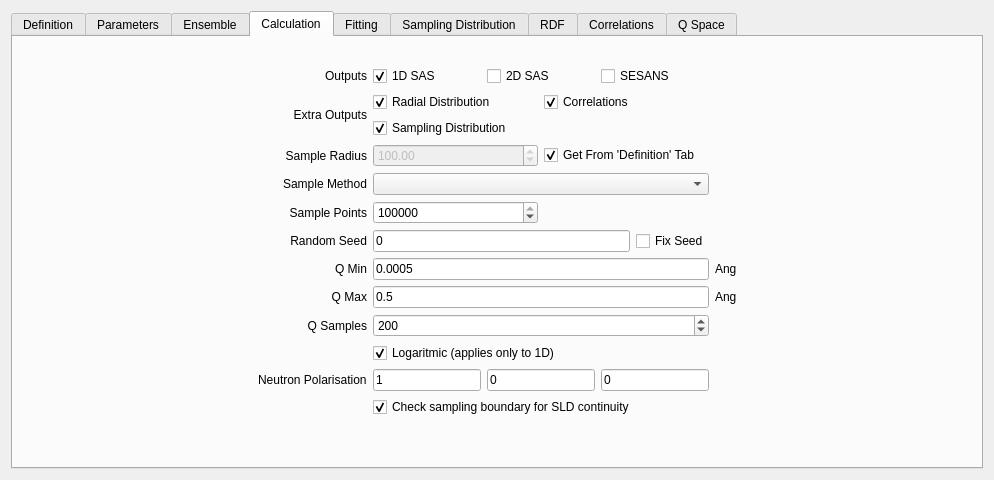
The window that src/sas/qtgui/Perspectives/ParticleEditor/UI/DesignWindowUI.ui (SasView/sasview) describes before a commit, drawn with Qt 5.
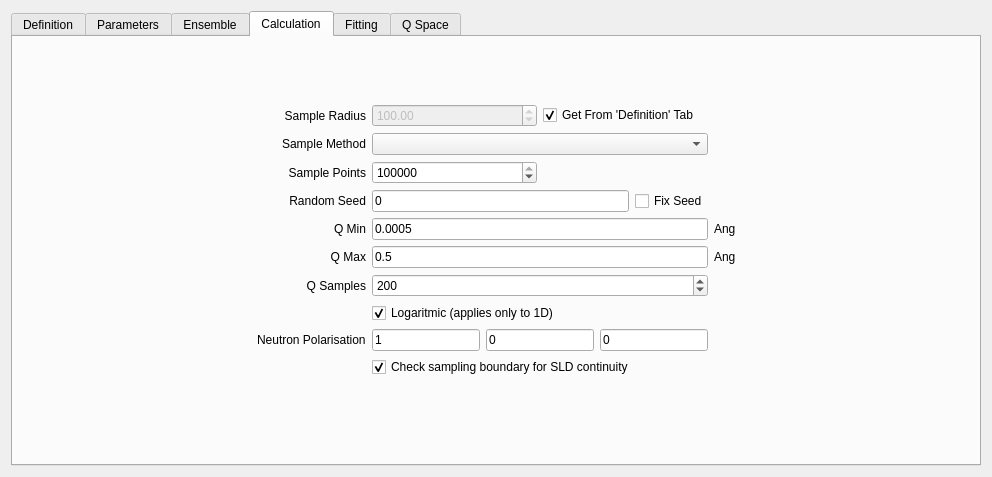
The same window after the commit. The open tabs and pages were chosen to show the change.

Patch:
```diff
--- a/src/sas/qtgui/Perspectives/ParticleEditor/UI/DesignWindowUI.ui
+++ b/src/sas/qtgui/Perspectives/ParticleEditor/UI/DesignWindowUI.ui
@@ -6,8 +6,8 @@
    <rect>
     <x>0</x>
     <y>0</y>
-    <width>994</width>
-    <height>480</height>
+    <width>992</width>
+    <height>477</height>
    </rect>
   </property>
   <property name="windowTitle">
@@ -199,14 +199,7 @@
             <item>
              <widget class="QFrame" name="frame_3">
               <layout class="QGridLayout" name="gridLayout_2">
-               <item row="10" column="3">
-                <widget class="QLabel" name="label_10">
-                 <property name="text">
-                  <string>Ang</string>
-                 </property>
-                </widget>
-               </item>
-               <item row="10" column="0">
+               <item row="8" column="0">
                 <widget class="QLabel" name="label_11">
                  <property name="text">
                   <string>Q Max</string>
@@ -216,14 +209,14 @@
                  </property>
                 </widget>
                </item>
-               <item row="10" column="2">
-                <widget class="QLineEdit" name="qMaxBox">
+               <item row="8" column="3">
+                <widget class="QLabel" name="label_10">
                  <property name="text">
-                  <string>0.5</string>
+                  <string>Ang</string>
                  </property>
                 </widget>
                </item>
-               <item row="11" column="2">
+               <item row="9" column="2">
                 <widget class="QSpinBox" name="qSamplesBox">
                  <property name="minimum">
                   <number>10</number>
@@ -239,7 +232,7 @@
                  </property>
                 </widget>
                </item>
-               <item row="12" column="2">
+               <item row="10" column="2">
                 <widget class="QCheckBox" name="useLogQ">
                  <property name="text">
                   <string>Logaritmic (applies only to 1D)</string>
@@ -249,14 +242,31 @@
                  </property>
                 </widget>
                </item>
-               <item row="13" column="0">
+               <item row="11" column="0">
                 <widget class="QLabel" name="label_12">
                  <property name="text">
                   <string>Neutron Polarisation</string>
                  </property>
                 </widget>
                </item>
-               <item row="13" column="2">
+               <item row="8" column="2">
+                <widget class="QLineEdit" name="qMaxBox">
+                 <property name="text">
+                  <string>0.5</string>
+                 </property>
+                </widget>
+               </item>
+               <item row="9" column="0">
+                <widget class="QLabel" name="label_7">
+                 <property name="text">
+                  <string>Q Samples</string>
+                 </property>
+                 <property name="alignment">
+                  <set>Qt::AlignRight|Qt::AlignTrailing|Qt::AlignVCenter</set>
+                 </property>
+                </widget>
+               </item>
+               <item row="11" column="2">
                 <layout class="QHBoxLayout" name="horizontalLayout_10">
                  <item>
                   <widget class="QLineEdit" name="lineEdit">
@@ -281,17 +291,7 @@
                  </item>
                 </layout>
                </item>
-               <item row="11" column="0">
-                <widget class="QLabel" name="label_7">
-                 <property name="text">
-                  <string>Q Samples</string>
-                 </property>
-                 <property name="alignment">
-                  <set>Qt::AlignRight|Qt::AlignTrailing|Qt::AlignVCenter</set>
-                 </property>
-                </widget>
-               </item>
-               <item row="14" column="2">
+               <item row="12" column="2">
                 <widget class="QCheckBox" name="continuityCheck">
                  <property name="text">
                   <string>Check sampling boundary for SLD continuity</string>
@@ -301,7 +301,7 @@
                  </property>
                 </widget>
                </item>
-               <item row="15" column="2">
+               <item row="13" column="2">
                 <widget class="QLabel" name="timeEstimateLabel">
                  <property name="text">
                   <string/>
@@ -311,61 +311,10 @@
                  </property>
                 </widget>
                </item>
-               <item row="0" column="0">
-                <widget class="QLabel" name="label_13">
-                 <property name="text">
-                  <string>Outputs</string>
-                 </property>
-                 <property name="alignment">
-                  <set>Qt::AlignRight|Qt::AlignTrailing|Qt::AlignVCenter</set>
-                 </property>
-                </widget>
-               </item>
-               <item row="0" column="2">
-                <layout class="QHBoxLayout" name="horizontalLayout">
-                 <property name="bottomMargin">
-                  <number>0</number>
-                 </property>
-                 <item>
-                  <widget class="QCheckBox" name="sas1DOption">
-                   <property name="text">
-                    <string>1D SAS</string>
-                   </property>
-                   <property name="checked">
-                    <bool>true</bool>
-                   </property>
-                  </widget>
-                 </item>
-                 <item>
-                  <widget class="QCheckBox" name="sas2DOption">
-                   <property name="text">
-                    <string>2D SAS</string>
-                   </property>
-                  </widget>
-                 </item>
-                 <item>
-                  <widget class="QCheckBox" name="sesansOption">
-                   <property name="text">
-                    <string>SESANS</string>
-                   </property>
-                  </widget>
-                 </item>
-                </layout>
-               </item>
-               <item row="5" column="0">
-                <widget class="QLabel" name="label_14">
-                 <property name="text">
-                  <string>Sample Radius</string>
-                 </property>
-                 <property name="alignment">
-                  <set>Qt::AlignRight|Qt::AlignTrailing|Qt::AlignVCenter</set>
-                 </property>
-                </widget>
-               </item>
-               <item row="6" column="2">
+               <item row="4" column="2">
                 <widget class="QComboBox" name="methodCombo"/>
                </item>
-               <item row="5" column="2">
+               <item row="3" column="2">
                 <layout class="QHBoxLayout" name="horizontalLayout_6">
                  <item>
                   <widget class="QDoubleSpinBox" name="sampleRadius">
@@ -395,27 +344,17 @@
                  </item>
                 </layout>
                </item>
-               <item row="6" column="0">
-                <widget class="QLabel" name="label_3">
+               <item row="3" column="0">
+                <widget class="QLabel" name="label_14">
                  <property name="text">
-                  <string>Sample Method</string>
+                  <string>Sample Radius</string>
                  </property>
                  <property name="alignment">
                   <set>Qt::AlignRight|Qt::AlignTrailing|Qt::AlignVCenter</set>
                  </property>
                 </widget>
                </item>
-               <item row="8" column="0">
-                <widget class="QLabel" name="label_16">
-                 <property name="text">
-                  <string>Random Seed</string>
-                 </property>
-                 <property name="alignment">
-                  <set>Qt::AlignRight|Qt::AlignTrailing|Qt::AlignVCenter</set>
-                 </property>
-                </widget>
-               </item>
-               <item row="9" column="0">
+               <item row="7" column="0">
                 <widget class="QLabel" name="label_8">
                  <property name="text">
                   <string>Q Min</string>
@@ -425,7 +364,7 @@
                  </property>
                 </widget>
                </item>
-               <item row="7" column="0">
+               <item row="5" column="0">
                 <widget class="QLabel" name="label_4">
                  <property name="text">
                   <string>Sample Points</string>
@@ -435,7 +374,45 @@
                  </property>
                 </widget>
                </item>
-               <item row="7" column="2">
+               <item row="4" column="0">
+                <widget class="QLabel" name="label_3">
+                 <property name="text">
+                  <string>Sample Method</string>
+                 </property>
+                 <property name="alignment">
+                  <set>Qt::AlignRight|Qt::AlignTrailing|Qt::AlignVCenter</set>
+                 </property>
+                </widget>
+               </item>
+               <item row="6" column="0">
+                <widget class="QLabel" name="label_16">
+                 <property name="text">
+                  <string>Random Seed</string>
+                 </property>
+                 <property name="alignment">
+                  <set>Qt::AlignRight|Qt::AlignTrailing|Qt::AlignVCenter</set>
+                 </property>
+                </widget>
+               </item>
+               <item row="6" column="2">
+                <layout class="QHBoxLayout" name="horizontalLayout_9">
+                 <item>
+                  <widget class="QLineEdit" name="randomSeed">
+                   <property name="text">
+                    <string>0</string>
+                   </property>
+                  </widget>
+                 </item>
+                 <item>
+                  <widget class="QCheckBox" name="fixRandomSeed">
+                   <property name="text">
+                    <string>Fix Seed</string>
+                   </property>
+                  </widget>
+                 </item>
+                </layout>
+               </item>
+               <item row="5" column="2">
                 <layout class="QHBoxLayout" name="horizontalLayout_8">
                  <item>
                   <widget class="QSpinBox" name="nSamplePoints">
@@ -459,88 +436,20 @@
                  </item>
                 </layout>
                </item>
-               <item row="8" column="2">
-                <layout class="QHBoxLayout" name="horizontalLayout_9">
-                 <item>
-                  <widget class="QLineEdit" name="randomSeed">
-                   <property name="text">
-                    <string>0</string>
-                   </property>
-                  </widget>
-                 </item>
-                 <item>
-                  <widget class="QCheckBox" name="fixRandomSeed">
-                   <property name="text">
-                    <string>Fix Seed</string>
-                   </property>
-                  </widget>
-                 </item>
-                </layout>
-               </item>
-               <item row="9" column="3">
+               <item row="7" column="3">
                 <widget class="QLabel" name="label_9">
                  <property name="text">
                   <string>Ang</string>
                  </property>
                 </widget>
                </item>
-               <item row="9" column="2">
+               <item row="7" column="2">
                 <widget class="QLineEdit" name="qMinBox">
                  <property name="text">
                   <string>0.0005</string>
                  </property>
                 </widget>
                </item>
-               <item row="1" column="2">
-                <layout class="QGridLayout" name="gridLayout_3">
-                 <item row="1" column="0">
-                  <widget class="QCheckBox" name="includeSamplingDistribution">
-                   <property name="text">
-                    <string>Sampling Distribution</string>
-                   </property>
-                   <property name="checked">
-                    <bool>true</bool>
-                   </property>
-                  </widget>
-                 </item>
-                 <item row="0" column="0">
-                  <widget class="QCheckBox" name="includeRadialDistribution">
-                   <property name="text">
-                    <string>Radial Distribution</string>
-                   </property>
-                   <property name="checked">
-                    <bool>true</bool>
-                   </property>
-                  </widget>
-                 </item>
-                 <item row="0" column="1">
-                  <widget class="QCheckBox" name="includeCorrelations">
-                   <property name="text">
-                    <string>Correlations</string>
-                   </property>
-                   <property name="checked">
-                    <bool>true</bool>
-                   </property>
-                  </widget>
-                 </item>
-                </layout>
-               </item>
-               <item row="1" column="0">
-                <widget class="QLabel" name="label">
-                 <property name="sizePolicy">
-                  <sizepolicy hsizetype="Preferred" vsizetype="MinimumExpanding">
-                   <horstretch>0</horstretch>
-                   <verstretch>0</verstretch>
-                  </sizepolicy>
-                 </property>
-                 <property name="text">
-                  <string>Extra Outputs</string>
-                 </property>
-                 <property name="alignment">
-                  <set>Qt::AlignRight|Qt::AlignTrailing|Qt::AlignVCenter</set>
-                 </property>
-                </widget>
-               </item>
               </layout>
              </widget>
             </item>
@@ -582,21 +491,6 @@
        <string>Fitting</string>
       </attribute>
      </widget>
-     <widget class="QWidget" name="samplingTab">
-      <attribute name="title">
-       <string>Sampling Distribution</string>
-      </attribute>
-     </widget>
-     <widget class="QWidget" name="rdfTab">
-      <attribute name="title">
-       <string>RDF</string>
-      </attribute>
-     </widget>
-     <widget class="QWidget" name="correlationTab">
-      <attribute name="title">
-       <string>Correlations</string>
-      </attribute>
-     </widget>
      <widget class="QWidget" name="qSpaceTab">
       <attribute name="title">
        <string>Q Space</string>
```
Left out of the diff: 11 changed lines with no effect on the pictures.
